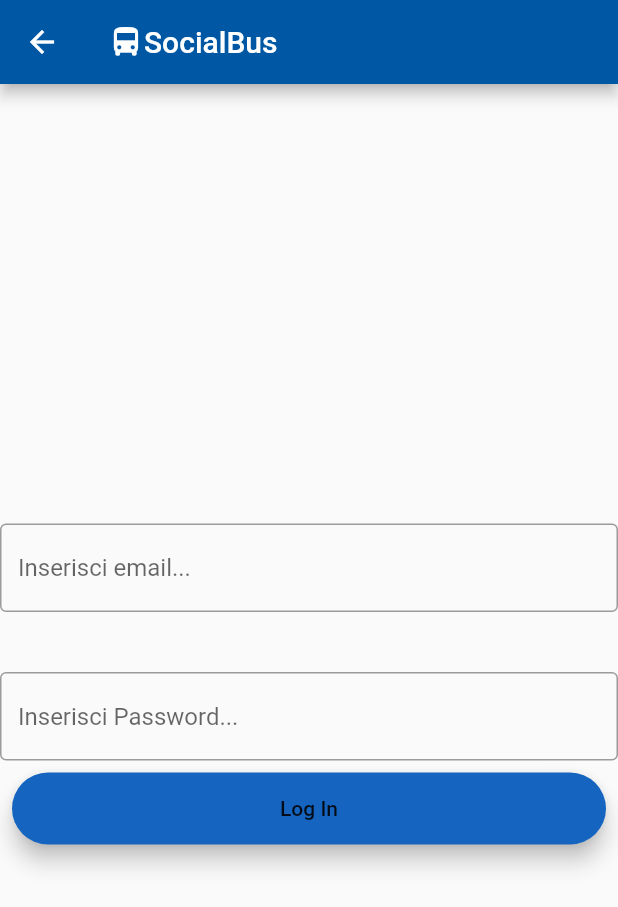
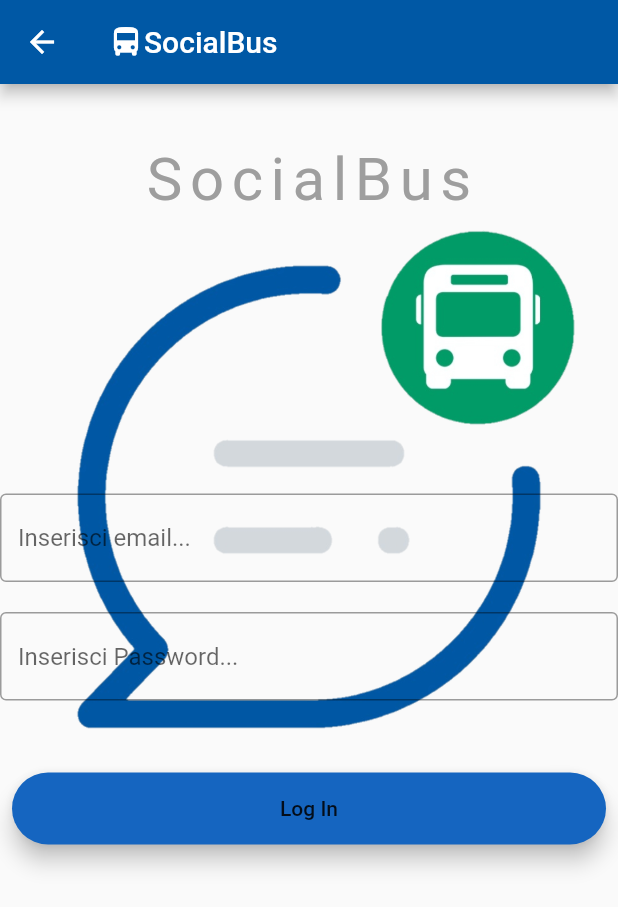
Before and after one commit to Zuccante-Web-App/Ritardi-bus, a Flutter app: the screen it shows after launch, after a tap on "Log In", on a phone screen of 412 x 824 dp. Shown: the top 907 px of the screen. Run offline on Flutter 3.47's test engine with Material 2 defaults, Android fonts, the phone set to English and light mode, and no system bars; our stand-ins replace cloud_firestore, firebase_auth, flutter_spinkit; accounts and stored records are empty.

```diff
--- a/socialbus/prova/lib/pages/login_register.dart
+++ b/socialbus/prova/lib/pages/login_register.dart
@@ -24,7 +24,6 @@ class _RegistrationState extends State<Registration> {
   void initState() {
     _colec = Firestore.instance.collection('UserData');
     super.initState();
-
   }
 
   Future<void> registerUser() async {
@@ -37,9 +36,9 @@ class _RegistrationState extends State<Registration> {
     _documentReference.setData({
       "userName": userName,
     });
-    UserData userData=UserData(userName:userName,user: email);
-    Navigator.pushReplacement(context,
-        MaterialPageRoute(builder: (context) => Home(user:userData)));
+    UserData userData = UserData(userName: userName, user: email);
+    Navigator.pushReplacement(
+        context, MaterialPageRoute(builder: (context) => Home(user: userData)));
   }
 
   @override
@@ -61,7 +60,29 @@ class _RegistrationState extends State<Registration> {
           ],
         ),
       ),
-      body: Column(
+      body: Stack(
+        children: <Widget>[
+          Center(
+            child: ListView(
+
+              children: <Widget>[
+                 SizedBox(height: 40,),
+                Center(
+                  child: Text(
+                    'SocialBus',
+                    style: TextStyle(
+                      //fontWeight: FontWeight.bold,
+                      letterSpacing: 5,
+                      fontSize: 40,
+                      color: Colors.grey,
+                    ),
+                  ),
+                ),
+                Hero(tag: 'logo', child: Image.asset("assets/image/logo.png")),
+              ],
+            ),
+          ),
+          Column(
             mainAxisAlignment: MainAxisAlignment.center,
             crossAxisAlignment: CrossAxisAlignment.stretch,
             children: <Widget>[
@@ -88,7 +109,7 @@ class _RegistrationState extends State<Registration> {
                 ),
               ),
               SizedBox(
-            height: 40.0,
+                height:20.0,
               ),
               TextField(
                 autocorrect: false,
@@ -98,6 +119,9 @@ class _RegistrationState extends State<Registration> {
                   hintText: "inserisci Password...",
                   border: const OutlineInputBorder(),
                 ),
+              ),
+                SizedBox(
+                height: 40.0,
               ),
               CustomButton(
                 text: "Register",
@@ -129,7 +153,10 @@ class _RegistrationState extends State<Registration> {
                     );
                   }
                 },
-          )
+              ),
+
+            ],
+          ),
         ],
       ),
     );
@@ -155,10 +182,10 @@ class _LoginState extends State<Login> {
     );
 
     Navigator.of(context, rootNavigator: true).pop();
-    UserData userData=UserData(user:email);
+    UserData userData = UserData(user: email);
     userData.userDataFromSnapshot();
-    Navigator.pushReplacement(context,
-        MaterialPageRoute(builder: (context) => Home(user: userData)));
+    Navigator.pushReplacement(
+        context, MaterialPageRoute(builder: (context) => Home(user: userData)));
   }
 
   @override
@@ -180,12 +207,33 @@ class _LoginState extends State<Login> {
           ],
         ),
       ),
-      body: Column(
+      body: Stack(
+        children: <Widget>[
+          Center(
+            child: ListView(
+              children: <Widget>[
+                SizedBox(height: 40,),
+                Center(
+                  child: Text(
+                    'SocialBus',
+                    style: TextStyle(
+                      //fontWeight: FontWeight.bold,
+                      letterSpacing: 5,
+                      fontSize: 40,
+                      color: Colors.grey,
+                    ),
+                  ),
+                ),
+                Hero(tag: 'logo', child: Image.asset("assets/image/logo.png")),
+              ],
+            ),
+          ),
+          Column(
             mainAxisAlignment: MainAxisAlignment.center,
             crossAxisAlignment: CrossAxisAlignment.stretch,
             children: <Widget>[
               SizedBox(
-            height: 40.0,
+                height: 20.0,
               ),
               TextField(
                 keyboardType: TextInputType.emailAddress,
@@ -196,7 +244,7 @@ class _LoginState extends State<Login> {
                 ),
               ),
               SizedBox(
-            height: 40.0,
+                height: 20.0,
               ),
               TextField(
                 autocorrect: false,
@@ -206,6 +254,9 @@ class _LoginState extends State<Login> {
                   hintText: "Inserisci Password...",
                   border: const OutlineInputBorder(),
                 ),
+              ),
+                SizedBox(
+                height: 40.0,
               ),
               CustomButton(
                 text: "Log In",
@@ -240,6 +291,8 @@ class _LoginState extends State<Login> {
               ),
             ],
           ),
+        ],
+      ),
     );
   }
 }
--- a/socialbus/prova/lib/pages/wrapper.dart
+++ b/socialbus/prova/lib/pages/wrapper.dart
@@ -34,7 +34,9 @@ class Wrapper extends StatelessWidget {
                       ),
                     ),*/
                     // Solid text as fill.
-                    Text(
+                    Hero(
+                      tag: "title",
+                      child: Text(
                         'SocialBus',
                         style: TextStyle(
                           //fontWeight: FontWeight.bold,
@@ -43,23 +45,23 @@ class Wrapper extends StatelessWidget {
                           color: Colors.grey,
                         ),
                       ),
+                    ),
                   ],
                 )
               ],
             ),
             SizedBox(
-              height: MediaQuery.of(context).size.width*0.10,
+              height: MediaQuery.of(context).size.width * 0.10,
             ),
             Center(
-
               child: Container(
-                  width: MediaQuery.of(context).size.width*0.50,
-                  child: Image.asset("assets/image/logo.png"),
+                width: MediaQuery.of(context).size.width * 0.50,
+                child: Hero(
+                    tag: 'logo', child: Image.asset("assets/image/logo.png")),
               ),
-
             ),
             SizedBox(
-              height: MediaQuery.of(context).size.width*0.25,
+              height: MediaQuery.of(context).size.width * 0.25,
             ),
             CustomButton(
               text: "Log In",
```
Also changed, not shown: socialbus/prova/lib/pages/home.dart (+6 -1 lines). Lines whose indentation alone changed are shown as unchanged.
